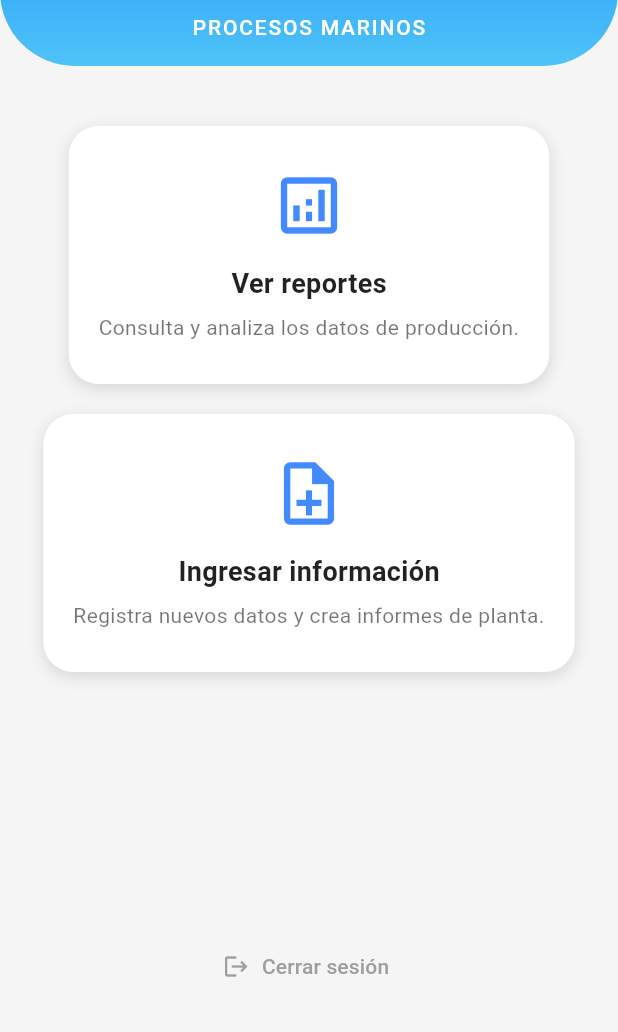
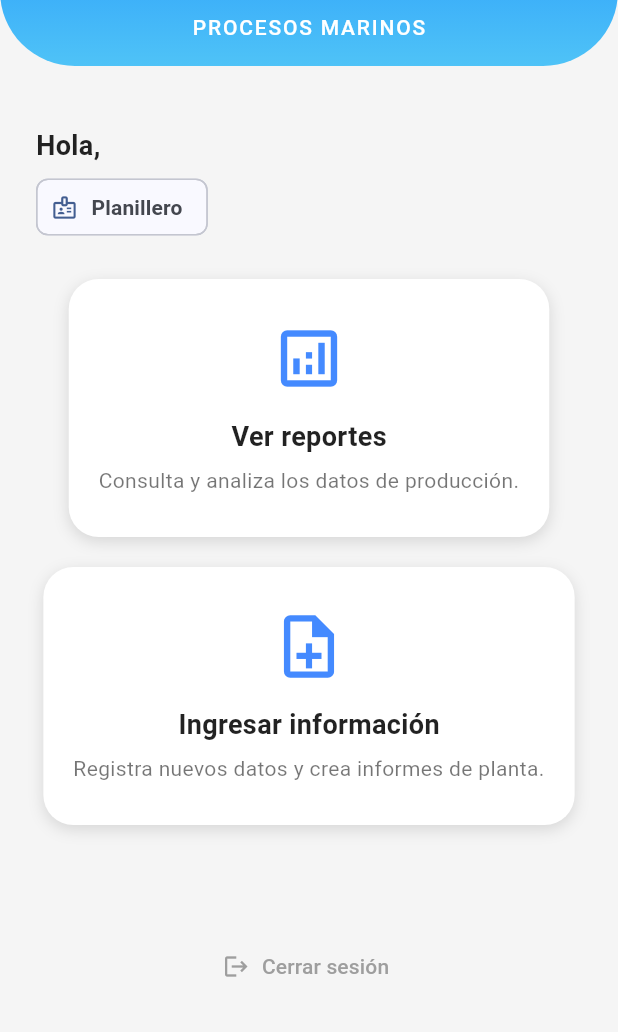
Before and after one commit to yorbycorrea/App_Trabunda, a Flutter app: the HomeMenuPage screen opened by its route, on a phone screen of 412 x 824 dp, the part 204-1236 px from its top. Run offline on Flutter 3.47's test engine with Material 3 defaults, Android fonts, the phone set to English and light mode, and no system bars; our stand-ins replace device_info_plus, drift, fluttertoast, qr_flutter; missing offline and left inert: mobile_scanner; accounts and stored records are empty; generated files the repository leaves out were written again.

Commit message:
fix: Agregado las cuentas para los usuarios admin y planilleros

```diff
--- a/lib/pages/home_menu_page.dart
+++ b/lib/pages/home_menu_page.dart
@@ -1,11 +1,14 @@
 import 'package:flutter/material.dart';
+
+import '../services/auth_service.dart';
 
 class HomeMenuPage extends StatelessWidget {
   const HomeMenuPage({super.key});
 
   @override
   Widget build(BuildContext context) {
-    final cs = Theme.of(context).colorScheme;
+    final auth = AuthScope.watch(context);
+    final user = auth.currentUser;
 
     return Scaffold(
       backgroundColor: Colors.grey[100],
@@ -71,6 +74,31 @@ class HomeMenuPage extends StatelessWidget {
                 padding: const EdgeInsets.symmetric(horizontal: 24),
                 child: Column(
                   children: [
+                    if (user != null) ...[
+                      Align(
+                        alignment: Alignment.centerLeft,
+                        child: Text(
+                          'Hola, ${user.name}',
+                          style: const TextStyle(
+                            fontSize: 18,
+                            fontWeight: FontWeight.w600,
+                            color: Colors.black87,
+                          ),
+                        ),
+                      ),
+                      const SizedBox(height: 4),
+                      Align(
+                        alignment: Alignment.centerLeft,
+                        child: Chip(
+                          label: Text(
+                            user.isAdmin ? 'Administrador' : 'Planillero',
+                            style: const TextStyle(fontWeight: FontWeight.w600),
+                          ),
+                          avatar: const Icon(Icons.badge_outlined),
+                        ),
+                      ),
+                      const SizedBox(height: 24),
+                    ],
                     _OptionCard(
                       icon: Icons.analytics_outlined,
                       title: 'Ver reportes',
@@ -92,7 +120,12 @@ class HomeMenuPage extends StatelessWidget {
                     const Spacer(),
                     TextButton.icon(
                       onPressed: () {
-                        Navigator.pushReplacementNamed(context, '/login');
+                        AuthScope.read(context).logout();
+                        Navigator.pushNamedAndRemoveUntil(
+                          context,
+                          '/login',
+                              (_) => false,
+                        );
                       },
                       icon: const Icon(Icons.logout, color: Colors.grey),
                       label: const Text(
--- a/lib/services/auth_service.dart
+++ b/lib/services/auth_service.dart
@@ -0,0 +1,132 @@
+import 'package:flutter/foundation.dart';
+import 'package:flutter/widgets.dart';
+
+/// Simple user model to keep track of application roles and credentials.
+class AppUser {
+  final String id;
+  final String name;
+  final String email;
+  final String password;
+  final String role; // 'admin' | 'planillero'
+
+  const AppUser({
+    required this.id,
+    required this.name,
+    required this.email,
+    required this.password,
+    required this.role,
+  });
+
+  bool get isAdmin => role == 'admin';
+  bool get isPlanillero => role == 'planillero';
+}
+
+/// In-memory authentication service with a fixed catalogue of users.
+class AuthService extends ChangeNotifier {
+  AuthService();
+
+  final List<AppUser> _users = const [
+    AppUser(
+      id: 'programador',
+      name: 'Programador',
+      email: 'programador@trabunda.com',
+      password: 'programador123',
+      role: 'admin',
+    ),
+    AppUser(
+      id: 'gerente',
+      name: 'Gerente Rony',
+      email: 'gerente@trabunda.com',
+      password: 'gerente123',
+      role: 'admin',
+    ),
+    AppUser(
+      id: 'planillero1',
+      name: 'Vera Gennell Ivan',
+      email: 'ivan@trabunda.com',
+      password: 'ivan123456',
+      role: 'planillero',
+    ),
+    AppUser(
+      id: 'planillero2',
+      name: 'Macalupu Timana Raquel',
+      email: 'raquel@trabunda.com',
+      password: 'raquel123456',
+      role: 'planillero',
+    ),
+    AppUser(
+      id: 'planillero3',
+      name: 'Planillero Tres',
+      email: 'planillero3@trabunda.com',
+      password: 'planillero3',
+      role: 'planillero',
+    ),
+    AppUser(
+      id: 'planillero4',
+      name: 'Planillero Cuatro',
+      email: 'planillero4@trabunda.com',
+      password: 'planillero4',
+      role: 'planillero',
+    ),
+  ];
+
+  AppUser? _currentUser;
+
+  AppUser? get currentUser => _currentUser;
+  List<AppUser> get users => List.unmodifiable(_users);
+
+  Future<bool> login(String email, String password) async {
+    final trimmedEmail = email.trim().toLowerCase();
+    final trimmedPassword = password.trim();
+
+    AppUser? matched;
+    for (final user in _users) {
+      if (user.email.toLowerCase() == trimmedEmail &&
+          user.password == trimmedPassword) {
+        matched = user;
+        break;
+      }
+    }
+
+    if (matched == null) {
+      return false;
+    }
+
+    _currentUser = matched;
+    notifyListeners();
+    return true;
+  }
+
+  void logout() {
+    if (_currentUser == null) return;
+    _currentUser = null;
+    notifyListeners();
+  }
+}
+
+/// Lightweight inherited notifier to expose [AuthService] without packages.
+class AuthScope extends InheritedNotifier<AuthService> {
+  const AuthScope({
+    super.key,
+    required AuthService service,
+    required super.child,
+  }) : super(notifier: service);
+
+  static AuthService watch(BuildContext context) {
+    final scope = context.dependOnInheritedWidgetOfExactType<AuthScope>();
+    assert(scope != null, 'No AuthScope found in context');
+    return scope!.notifier!;
+  }
+
+  static AuthService read(BuildContext context) {
+    final element =
+        context.getElementForInheritedWidgetOfExactType<AuthScope>()?.widget;
+    assert(element is AuthScope, 'No AuthScope found in context');
+    return (element as AuthScope).notifier!;
+  }
+
+  @override
+  bool updateShouldNotify(covariant AuthScope oldWidget) {
+    return notifier != oldWidget.notifier;
+  }
+}
```
Also changed, not shown: lib/main.dart (+36 -8 lines), lib/pages/login_page.dart (+23 -26 lines), lib/pages/report_create_page.dart (+25 -2 lines), lib/pages/reports_list_page.dart (+97 -28 lines).
